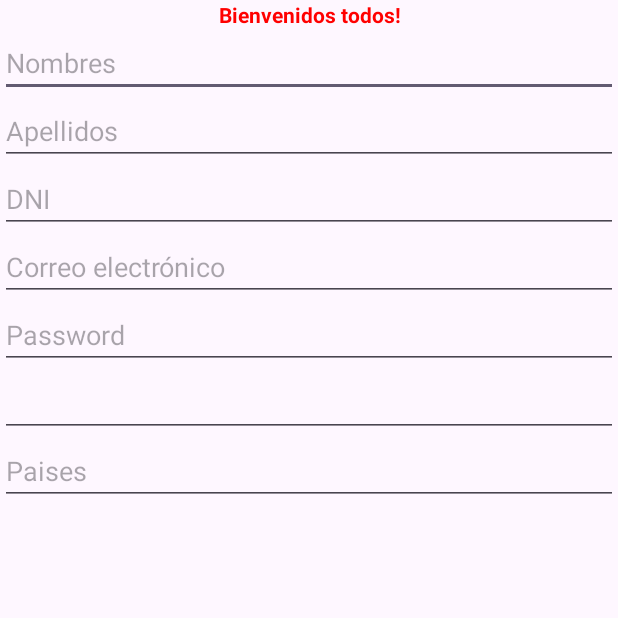
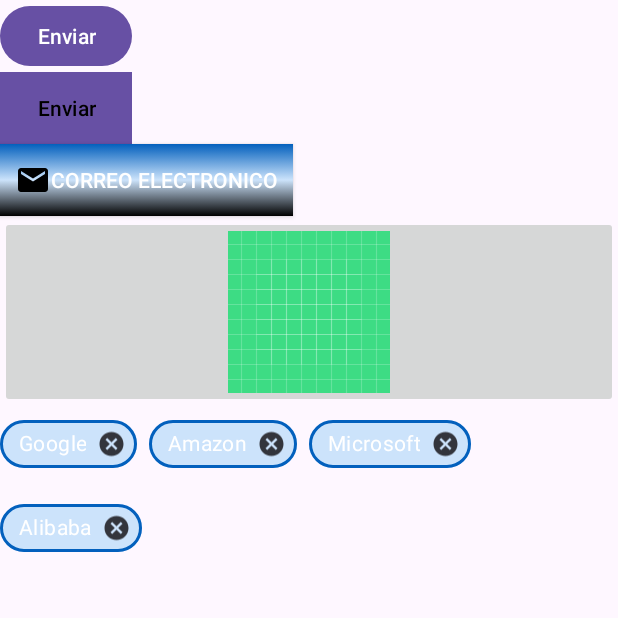
Before and after one commit to ALDOMAR-Android-Studio/app_senati, an Android app built with Jetpack Compose: the screen it shows after launch (TextActivity before the commit, ButtonActivity after it), on a phone screen of 412 x 824 dp, the top half of it. Run offline under Robolectric (Android 15) with nearby library versions, the phone set to English and light mode, and no system bars.

Commit message:
Add botones y layout

```diff
--- /dev/null
+++ b/app/src/main/java/pe/senati/app_senati/components/ButtonActivity.kt
@@ -0,0 +1,45 @@
+package pe.senati.app_senati.components
+
+import android.os.Bundle
+import android.view.View
+import android.widget.Toast
+import androidx.activity.enableEdgeToEdge
+import androidx.appcompat.app.AppCompatActivity
+import androidx.core.view.ViewCompat
+import androidx.core.view.WindowInsetsCompat
+import com.google.android.material.chip.Chip
+import com.google.android.material.chip.ChipGroup
+import pe.senati.app_senati.R
+
+class ButtonActivity : AppCompatActivity() {
+    override fun onCreate(savedInstanceState: Bundle?) {
+        super.onCreate(savedInstanceState)
+        enableEdgeToEdge()
+        setContentView(R.layout.activity_button)
+        ViewCompat.setOnApplyWindowInsetsListener(findViewById(R.id.main)) { v, insets ->
+            val systemBars = insets.getInsets(WindowInsetsCompat.Type.systemBars())
+            v.setPadding(systemBars.left, systemBars.top, systemBars.right, systemBars.bottom)
+            insets
+        }
+
+
+        var chipGroup1 = findViewById<ChipGroup>(R.id.chipGroup1)
+        var chip: Chip
+        for (i in 0 until chipGroup1.childCount) {
+            chip = chipGroup1.getChildAt(i) as Chip
+            chip.textAlignment = View.TEXT_ALIGNMENT_CENTER
+
+            // Set the close icon to be visible
+            chip.setOnCloseIconClickListener {
+                chipGroup1.removeView(it)
+            }
+
+            // Set the click listener for the chip
+            chip.setOnClickListener {
+                var aux = it as Chip
+                Toast.makeText(this, "${aux.text} pulsado", Toast.LENGTH_SHORT).show()
+            }
+        }
+
+    }
+}
--- /dev/null
+++ b/app/src/main/res/drawable/ch_textcolor.xml
@@ -0,0 +1,5 @@
+<?xml version="1.0" encoding="utf-8"?>
+<selector xmlns:android="http://schemas.android.com/apk/res/android">
+    <item android:color="@color/white" android:state_checked="false" />
+    <item android:color="@color/black" android:state_checked="true" />
+</selector>
--- /dev/null
+++ b/app/src/main/res/drawable/gradient.xml
@@ -0,0 +1,13 @@
+<?xml version="1.0" encoding="utf-8"?>
+<selector xmlns:android="http://schemas.android.com/apk/res/android">
+    <item>
+        <shape android:shape="rectangle">
+            <gradient
+                android:startColor="@color/black"
+                android:centerColor="@color/blue_light"
+                android:endColor="@color/blue_dark"
+                android:angle="90"
+                />
+        </shape>
+    </item>
+</selector>
--- /dev/null
+++ b/app/src/main/res/drawable/ic_email.xml
@@ -0,0 +1,5 @@
+<vector xmlns:android="http://schemas.android.com/apk/res/android" android:height="24dp" android:tint="#000000" android:viewportHeight="24" android:viewportWidth="24" android:width="24dp">
+
+    <path android:fillColor="@android:color/white" android:pathData="M20,4L4,4c-1.1,0 -1.99,0.9 -1.99,2L2,18c0,1.1 0.9,2 2,2h16c1.1,0 2,-0.9 2,-2L22,6c0,-1.1 -0.9,-2 -2,-2zM20,8l-8,5 -8,-5L4,6l8,5 8,-5v2z"/>
+
+</vector>
--- /dev/null
+++ b/app/src/main/res/layout/activity_button.xml
@@ -0,0 +1,84 @@
+<?xml version="1.0" encoding="utf-8"?>
+<ScrollView xmlns:android="http://schemas.android.com/apk/res/android"
+    xmlns:app="http://schemas.android.com/apk/res-auto"
+    xmlns:tools="http://schemas.android.com/tools"
+    android:id="@+id/main"
+    android:layout_width="match_parent"
+    android:layout_height="match_parent"
+    tools:context=".components.ButtonActivity">
+
+    <LinearLayout
+        android:layout_width="match_parent"
+        android:layout_height="wrap_content"
+        android:orientation="vertical">
+
+        <Button
+            android:id="@+id/button"
+            android:layout_width="wrap_content"
+            android:layout_height="wrap_content"
+            android:text="@string/enviar"
+            tools:layout_editor_absoluteX="33dp"
+            tools:layout_editor_absoluteY="51dp" />
+
+        <Button
+            android:id="@+id/button2"
+            android:layout_width="wrap_content"
+            android:layout_height="wrap_content"
+            android:background="@color/purple_700"
+            android:text="@string/enviar"
+            android:textColor="@color/black" />
+
+        <android.widget.Button
+            android:id="@+id/btBoton"
+            android:layout_width="wrap_content"
+            android:layout_height="wrap_content"
+            android:background="@drawable/gradient"
+            android:drawableStart="@drawable/ic_email"
+            android:gravity="center"
+            android:paddingLeft="10dp"
+            android:paddingRight="10dp"
+            android:text="Correo electronico"
+            android:textColor="@color/white" />
+
+        <ImageButton
+            android:id="@+id/imageButton"
+            android:layout_width="match_parent"
+            android:layout_height="wrap_content"
+            app:srcCompat="@drawable/ic_launcher_background" />
+
+        <com.google.android.material.chip.ChipGroup
+            android:id="@+id/chipGroup1"
+            android:layout_width="match_parent"
+            android:layout_height="match_parent">
+
+            <com.google.android.material.chip.Chip
+                android:id="@+id/chip1"
+                android:layout_width="wrap_content"
+                android:layout_height="wrap_content"
+                style="@style/chEntry"
+                android:text="Google" />
+
+            <com.google.android.material.chip.Chip
+                android:id="@+id/chip2"
+                android:layout_width="wrap_content"
+                android:layout_height="wrap_content"
+                style="@style/chEntry"
+                android:text="Amazon" />
+
+            <com.google.android.material.chip.Chip
+                android:id="@+id/chip3"
+                android:layout_width="wrap_content"
+                android:layout_height="wrap_content"
+                style="@style/chEntry"
+                android:text="Microsoft" />
+
+            <com.google.android.material.chip.Chip
+                android:id="@+id/chip"
+                android:layout_width="wrap_content"
+                android:layout_height="wrap_content"
+                style="@style/chEntry"
+                android:text="Alibaba" />
+        </com.google.android.material.chip.ChipGroup>
+
+    </LinearLayout>
+</ScrollView>
--- a/app/src/main/res/values/colors.xml
+++ b/app/src/main/res/values/colors.xml
@@ -8,4 +8,6 @@
     <color name="black">#FF000000</color>
     <color name="white">#FFFFFFFF</color>
     <color name="white1">#FF037862</color>
+    <color name="blue_light">#cce3fb</color>
+    <color name="blue_dark">#0360bd</color>
 </resources>
--- a/app/src/main/res/values/strings.xml
+++ b/app/src/main/res/values/strings.xml
@@ -50,6 +50,7 @@
     <string name="dni">DNI</string>
     <string name="correo_electronico">Correo electrónico</string>
     <string name="password">Password</string>
+    <string name="enviar">Enviar</string>
     <string-array name="countries_array">
         <item>Afghanistan</item>
         <item>Albania</item>
--- a/app/src/main/res/values/themes.xml
+++ b/app/src/main/res/values/themes.xml
@@ -7,4 +7,14 @@
         <!-- Customize your light theme here. -->
         <!-- <item name="colorPrimary">@color/my_light_primary</item> -->
     </style>
+
+    <style name="chEntry" parent="Widget.MaterialComponents.Chip.Entry">
+        <item name="android:textStyle">bold</item>
+        <item name="android:textColor">@drawable/ch_textcolor</item>
+        <item name="chipBackgroundColor">@color/blue_light</item>
+        <item name="chipStrokeColor">@color/blue_dark</item>
+        <item name="chipStrokeWidth">2dp</item>
+
+    </style>
+
 </resources>
```
Also changed, not shown: app/src/main/AndroidManifest.xml (+20 -2 lines), app/src/main/java/pe/senati/app_senati/components/TextActivity.kt (+7 -0 lines), app/src/main/java/pe/senati/app_senati/layouts/LinearLayoutActivity.kt (added, +21 -0 lines), app/src/main/res/layout/activity_linear_layout.xml (added, +129 -0 lines), app/src/main/res/layout/activity_text.xml (+7 -0 lines).
